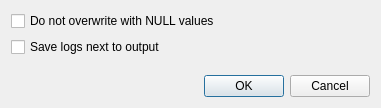
Qt form plugin/teksi_wastewater/interlis/gui/interlis_import_settings_dialog.ui (teksi/wastewater) before a commit.
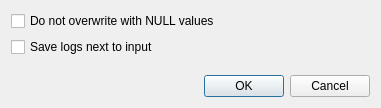
The same form after that commit.

```diff
--- a/plugin/teksi_wastewater/interlis/gui/interlis_import_settings_dialog.ui
+++ b/plugin/teksi_wastewater/interlis/gui/interlis_import_settings_dialog.ui
@@ -32,7 +32,7 @@
      <item row="1" column="0" colspan="2">
       <widget class="QCheckBox" name="save_logs_next_to_file_checkbox">
        <property name="text">
-        <string>Save logs next to output</string>
+        <string>Save logs next to input</string>
        </property>
       </widget>
      </item>
```
